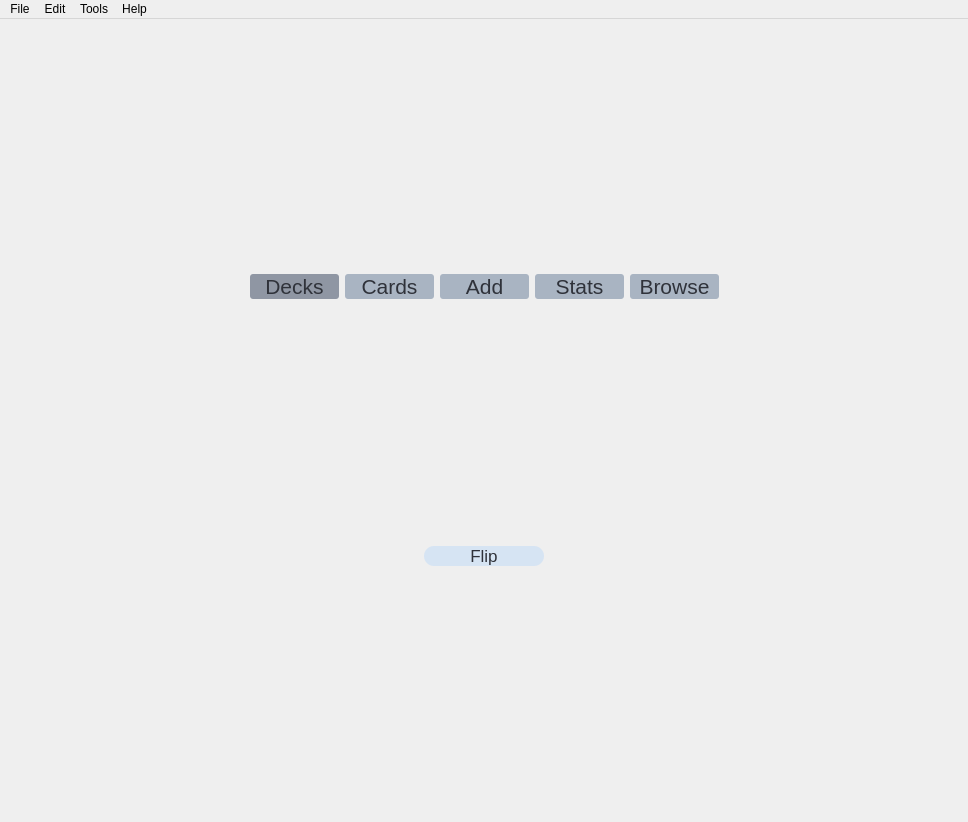
Old version of the form studyfront.ui in the repository Drewfett/FlashcardsNEA.
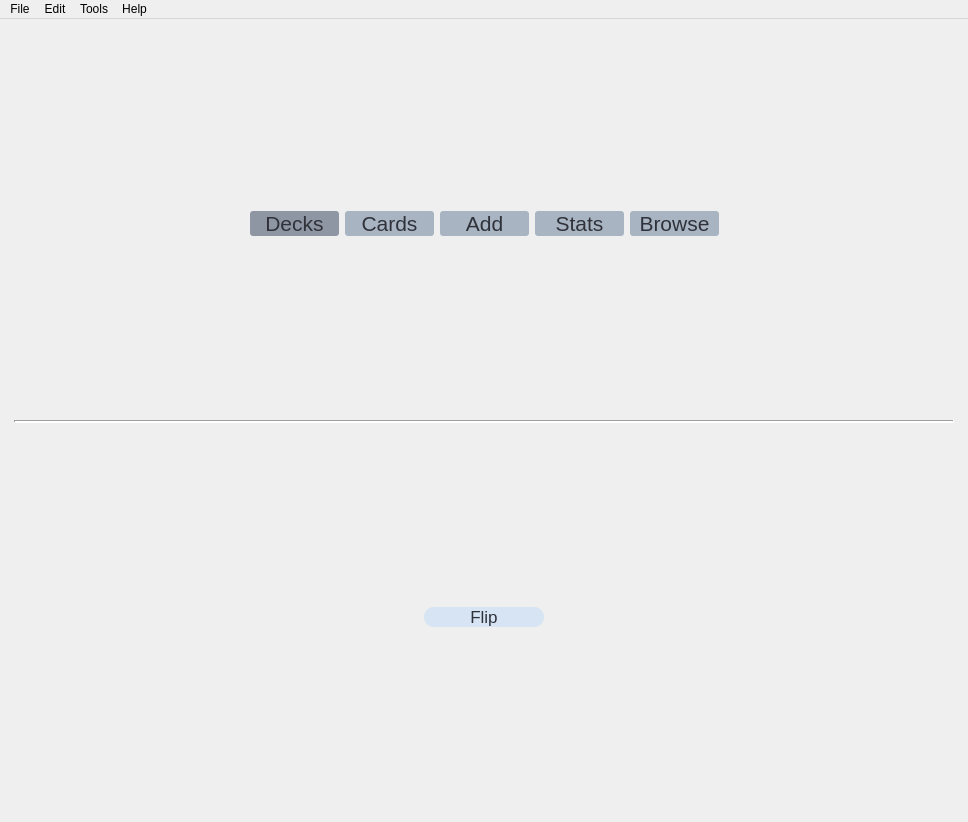
New version of the form.

Patch:
```diff
--- a/studyfront.ui
+++ b/studyfront.ui
@@ -242,6 +242,16 @@
         </item>
        </layout>
       </item>
+      <item>
+       <widget class="Line" name="line">
+        <property name="lineWidth">
+         <number>2</number>
+        </property>
+        <property name="orientation">
+         <enum>Qt::Horizontal</enum>
+        </property>
+       </widget>
+      </item>
       <item>
        <layout class="QHBoxLayout" name="horizontalLayout_3">
         <item>
```
